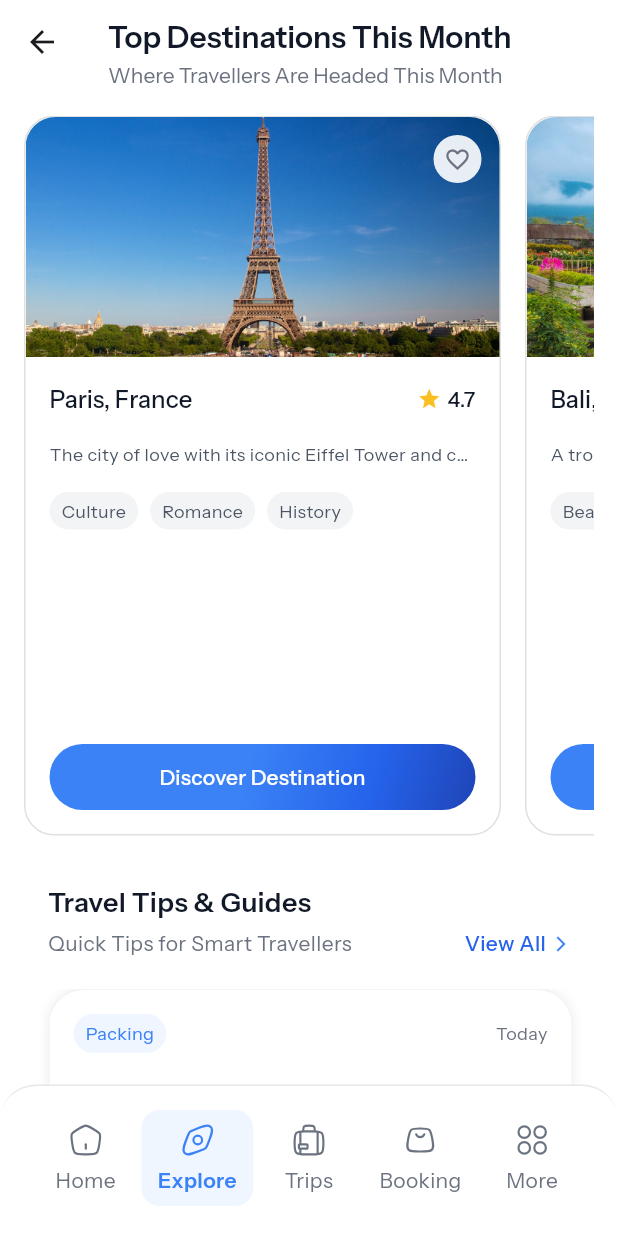
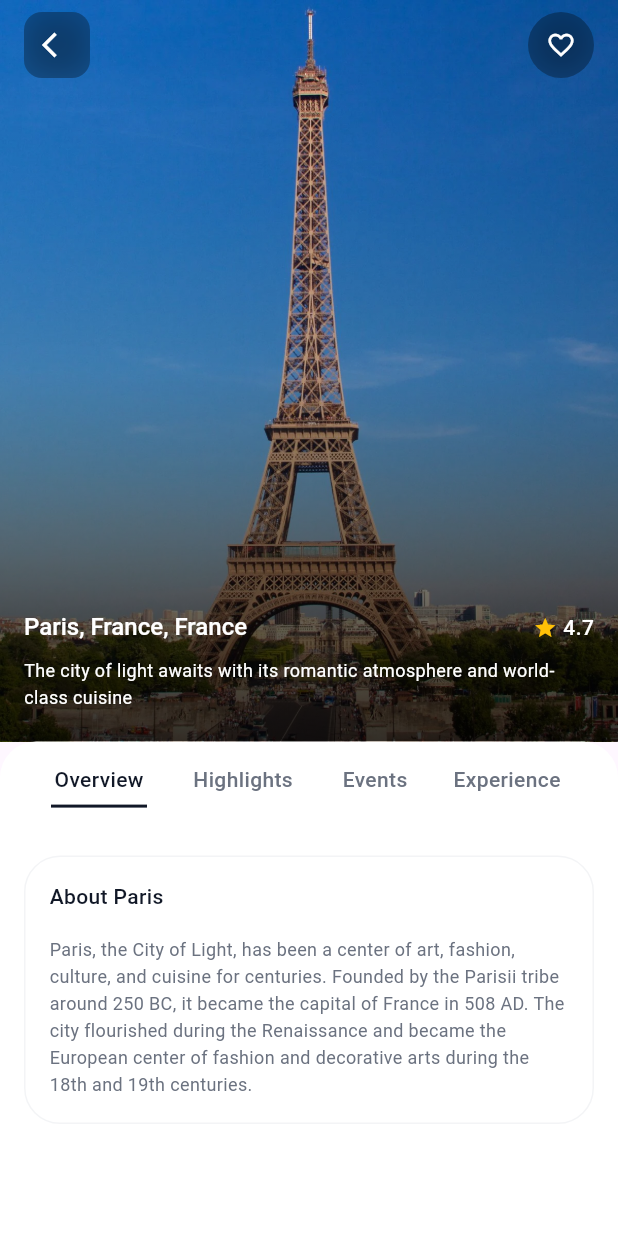
Before and after one commit to Nifemie/tripity, a Flutter app: the HomeScreen screen opened directly, item 2 of the bottom bar chosen, scrolled down 1152 dp, after a tap on "Discover Destination", on a phone screen of 412 x 824 dp. Run offline on Flutter 3.47's test engine with Material 3 defaults, Android fonts, the phone set to English and light mode, and no system bars; our stand-ins replace flutter_riverpod, flutter_svg, geocoding, geolocator, go_router; Roboto replaces fonts that are missing (InstrumentSans).

Commit message:
explore screen

```diff
--- a/lib/views/Explore_screen/Explore_screen.dart
+++ b/lib/views/Explore_screen/Explore_screen.dart
@@ -1,6 +1,7 @@
 import 'package:flutter/material.dart';
 import 'package:flutter_riverpod/flutter_riverpod.dart';
 import 'package:flutter_svg/flutter_svg.dart';
+import 'package:tripitify/views/Explore_screen/destination_screens/destinationDetails_screen.dart';
 import 'package:tripitify/widgets/Explore_widgets/explore_widgets.dart';
 import 'package:tripitify/widgets/home_widgets/destination_card.dart';
 import 'package:tripitify/models/home_screen/destination.dart';
@@ -49,7 +50,7 @@ class DiscoverDestinationScreen extends ConsumerWidget {
     final List<Destination> popularDestinations = [
       Destination(
         name: 'Paris, France',
-        description: 'The city of love with its iconic Eiffel Tower and charming streets.',
+        description: 'The city of light awaits with its romantic atmosphere and world-class cuisine',
         imagePath: 'assets/images/explore/france.png',
         rating: '4.7',
         country: 'France',
@@ -311,7 +312,27 @@ class DiscoverDestinationScreen extends ConsumerWidget {
                 padding: const EdgeInsets.only(right: 16), // Add padding to the end
                 itemBuilder: (context, index) {
                   // Note: showTravellersCount is not passed, so it defaults to false
-                  return DestinationCard(destination: popularDestinations[index]);
+                  return DestinationCard(
+                    destination: popularDestinations[index],
+                    onTap: () {
+                      Navigator.push(
+                        context,
+                        MaterialPageRoute(
+                          builder: (context) => DestinationDetailScreen(
+                            imagePath: popularDestinations[index].imagePath ?? '',
+                            destinationName: popularDestinations[index].name,
+                            country: popularDestinations[index].country,
+                            description: popularDestinations[index].description,
+                            rating: double.parse(popularDestinations[index].rating),
+                            aboutTitle: 'About ${popularDestinations[index].name.split(',').first}',
+                            aboutDescription: popularDestinations[index].name == 'Paris, France'
+                                ? 'Paris, the City of Light, has been a center of art, fashion, culture, and cuisine for centuries. Founded by the Parisii tribe around 250 BC, it became the capital of France in 508 AD. The city flourished during the Renaissance and became the European center of fashion and decorative arts during the 18th and 19th centuries.'
+                                : popularDestinations[index].description,
+                          ),
+                        ),
+                      );
+                    },
+                  );
                 },
               ),
             ),
--- /dev/null
+++ b/lib/views/Explore_screen/destination_screens/destinationDetails_screen.dart
@@ -0,0 +1,305 @@
+import 'package:flutter/material.dart';
+import 'package:flutter_riverpod/flutter_riverpod.dart';
+import 'dart:ui';
+
+// State provider for selected tab
+final selectedTabProvider = StateProvider<int>((ref) => 0);
+
+class DestinationDetailScreen extends ConsumerWidget {
+  final String imagePath;
+  final String destinationName;
+  final String country;
+  final String description;
+  final double rating;
+  final String aboutTitle;
+  final String aboutDescription;
+
+  const DestinationDetailScreen({
+    Key? key,
+    required this.imagePath,
+    required this.destinationName,
+    required this.country,
+    required this.description,
+    required this.rating,
+    required this.aboutTitle,
+    required this.aboutDescription,
+  }) : super(key: key);
+
+  @override
+  Widget build(BuildContext context, WidgetRef ref) {
+    final selectedTab = ref.watch(selectedTabProvider);
+
+    return Scaffold(
+      body: Stack(
+        children: [
+          // Background image with blur effect at bottom
+          Container(
+            height: MediaQuery.of(context).size.height * 0.6,
+            decoration: BoxDecoration(
+              image: DecorationImage(
+                image: AssetImage(imagePath),
+                fit: BoxFit.cover,
+              ),
+            ),
+            child: Container(
+              decoration: BoxDecoration(
+                gradient: LinearGradient(
+                  begin: Alignment.topCenter,
+                  end: Alignment.bottomCenter,
+                  colors: [
+                    Colors.transparent,
+                    Colors.black.withOpacity(0.2),
+                    Colors.black.withOpacity(0.8),
+                  ],
+                  stops: [0.0, 0.5, 1.0],
+                ),
+              ),
+            ),
+          ),
+
+          // App bar with back button and favorite icon
+          SafeArea(
+            child: Padding(
+              padding: const EdgeInsets.symmetric(horizontal: 16.0, vertical: 8.0),
+              child: Row(
+                mainAxisAlignment: MainAxisAlignment.spaceBetween,
+                children: [
+                  // Back button
+                  GestureDetector(
+                    onTap: () => Navigator.pop(context),
+                    child: Container(
+                      width: 44,
+                      height: 44,
+                      decoration: BoxDecoration(
+                        borderRadius: BorderRadius.circular(12),
+                        color: Colors.black.withOpacity(0.24),
+                      ),
+                      child: ClipRRect(
+                        borderRadius: BorderRadius.circular(12),
+                        child: BackdropFilter(
+                          filter: ImageFilter.blur(sigmaX: 10, sigmaY: 10),
+                          child: Container(
+                            decoration: BoxDecoration(
+                              color: Colors.black.withOpacity(0.24),
+                              borderRadius: BorderRadius.circular(12),
+                            ),
+                            child: const Icon(
+                              Icons.arrow_back_ios,
+                              color: Colors.white,
+                              size: 20,
+                            ),
+                          ),
+                        ),
+                      ),
+                    ),
+                  ),
+
+                  // Favorite button
+                  Container(
+                    width: 44,
+                    height: 44,
+                    decoration: BoxDecoration(
+                      borderRadius: BorderRadius.circular(22),
+                      color: Colors.black.withOpacity(0.24),
+                    ),
+                    child: ClipRRect(
+                      borderRadius: BorderRadius.circular(22),
+                      child: BackdropFilter(
+                        filter: ImageFilter.blur(sigmaX: 11, sigmaY: 11),
+                        child: Container(
+                          padding: const EdgeInsets.all(8.8),
+                          decoration: BoxDecoration(
+                            color: Colors.black.withOpacity(0.24),
+                            borderRadius: BorderRadius.circular(22),
+                          ),
+                          child: const Icon(
+                            Icons.favorite_border,
+                            color: Colors.white,
+                            size: 20,
+                          ),
+                        ),
+                      ),
+                    ),
+                  ),
+                ],
+              ),
+            ),
+          ),
+
+          Positioned(
+            bottom: MediaQuery.of(context).size.height * 0.4 + 20,
+            left: 16,
+            right: 16,
+            child: Column(
+              crossAxisAlignment: CrossAxisAlignment.start,
+              children: [
+                Row(
+                  children: [
+                    Text(
+                      '$destinationName, $country',
+                      style: const TextStyle(
+                        color: Colors.white,
+                        fontFamily: 'InstrumentSans',
+                        fontSize: 16,
+                        fontWeight: FontWeight.w500,
+                        height: 1.5,
+                        letterSpacing: 0,
+                      ),
+                    ),
+                    const Spacer(),
+                    const Icon(
+                      Icons.star,
+                      color: Colors.amber,
+                      size: 16,
+                    ),
+                    const SizedBox(width: 4),
+                    Text(
+                      rating.toString(),
+                      style: const TextStyle(
+                        color: Colors.white,
+                        fontFamily: 'InstrumentSans',
+                        fontSize: 14,
+                        fontWeight: FontWeight.w500,
+                      ),
+                    ),
+                  ],
+                ),
+                const SizedBox(height: 8),
+                Text(
+                  description,
+                  style: TextStyle(
+                    color: Colors.white,
+                    fontFamily: 'InstrumentSans',
+                    fontSize: 12,
+                    fontWeight: FontWeight.w400,
+                    height: 1.5,
+                  ),
+                ),
+              ],
+            ),
+          ),
+
+          // Bottom content
+          DraggableScrollableSheet(
+            initialChildSize: 0.4,
+            minChildSize: 0.4,
+            maxChildSize: 0.8,
+            builder: (BuildContext context, ScrollController scrollController) {
+              return Container(
+                decoration: const BoxDecoration(
+                  color: Colors.white,
+                  borderRadius: BorderRadius.only(
+                    topLeft: Radius.circular(24),
+                    topRight: Radius.circular(24),
+                  ),
+                ),
+                child: SingleChildScrollView(
+                  controller: scrollController,
+                  child: Column(
+                    children: [
+                      SingleChildScrollView(
+                        scrollDirection: Axis.horizontal,
+                        child: Container(
+                          padding: const EdgeInsets.symmetric(horizontal: 16, vertical: 16),
+                          child: Row(
+                            children: [
+                              _buildTabItem('Overview', 0, selectedTab, ref),
+                              const SizedBox(width: 24),
+                              _buildTabItem('Highlights', 1, selectedTab, ref),
+                              const SizedBox(width: 24),
+                              _buildTabItem('Events', 2, selectedTab, ref),
+                              const SizedBox(width: 24),
+                              _buildTabItem('Experience', 3, selectedTab, ref),
+                            ],
+                          ),
+                        ),
+                      ),
+
+                      // Content based on selected tab
+                      if (selectedTab == 0)
+                        _buildOverviewContent()
+                      else
+                        SizedBox(height: 200), // Placeholder for other tabs
+                    ],
+                  ),
+                ),
+              );
+            },
+          ),
+        ],
+      ),
+    );
+  }
+
+  Widget _buildTabItem(String title, int index, int selectedTab, WidgetRef ref) {
+    final isSelected = selectedTab == index;
+
+    return GestureDetector(
+      onTap: () {
+        ref.read(selectedTabProvider.notifier).state = index;
+      },
+      child: Column(
+        children: [
+          Text(
+            title,
+            style: TextStyle(
+              color: isSelected ? const Color(0xFF111827) : const Color(0xFF6B7280),
+              fontFamily: 'InstrumentSans',
+              fontSize: 14,
+              fontWeight: FontWeight.w500,
+              height: 1.25,
+              overflow: TextOverflow.ellipsis,
+            ),
+          ),
+          const SizedBox(height: 8),
+          Container(
+            height: 2,
+            width: title.length * 8.0, // Approximate width based on text
+            color: isSelected ? const Color(0xFF111827) : Colors.transparent,
+          ),
+        ],
+      ),
+    );
+  }
+
+  Widget _buildOverviewContent() {
+    return Container(
+      width: double.infinity,
+      margin: const EdgeInsets.all(16),
+      padding: const EdgeInsets.all(16),
+      decoration: BoxDecoration(
+        borderRadius: BorderRadius.circular(24),
+        border: Border.all(color: const Color(0xFFF3F4F6)),
+        color: Colors.white,
+      ),
+      child: Column(
+        crossAxisAlignment: CrossAxisAlignment.start,
+        children: [
+          Text(
+            aboutTitle,
+            style: const TextStyle(
+              color: Color(0xFF111827),
+              fontFamily: 'InstrumentSans',
+              fontSize: 14,
+              fontWeight: FontWeight.w500,
+              height: 1.5,
+            ),
+          ),
+
+          const SizedBox(height: 16),
+
+          Text(
+            aboutDescription,
+            style: TextStyle(
+              color: Color(0xFF6B7280),
+              fontFamily: 'InstrumentSans',
+              fontSize: 12,
+              fontWeight: FontWeight.w400,
+              height: 1.5,
+            ),
+          ),
+        ],
+      ),
+    );
+  }
+}
--- a/lib/widgets/home_widgets/destination_card.dart
+++ b/lib/widgets/home_widgets/destination_card.dart
@@ -5,8 +5,9 @@ import 'package:tripitify/models/home_screen/destination.dart';
 class DestinationCard extends StatelessWidget {
   final Destination destination;
   final bool showTravellersCount;
+  final VoidCallback? onTap;
 
-  const DestinationCard({Key? key, required this.destination, this.showTravellersCount = false}) : super(key: key);
+  const DestinationCard({Key? key, required this.destination, this.showTravellersCount = false, this.onTap}) : super(key: key);
 
   @override
   Widget build(BuildContext context) {
@@ -307,9 +308,7 @@ class DestinationCard extends StatelessWidget {
                       borderRadius: BorderRadius.all(Radius.circular(9999)),
                     ),
                     child: ElevatedButton(
-                      onPressed: () {
-                        // Add your navigation or action here
-                      },
+                      onPressed: onTap,
                       style: ElevatedButton.styleFrom(
                         backgroundColor: Colors.transparent,
                         shadowColor: Colors.transparent,
```
Also changed, not shown: errors/Screenshot 2025-09-15 220647.png (deleted), errors/Screenshot 2025-09-17 191448.png (added).
